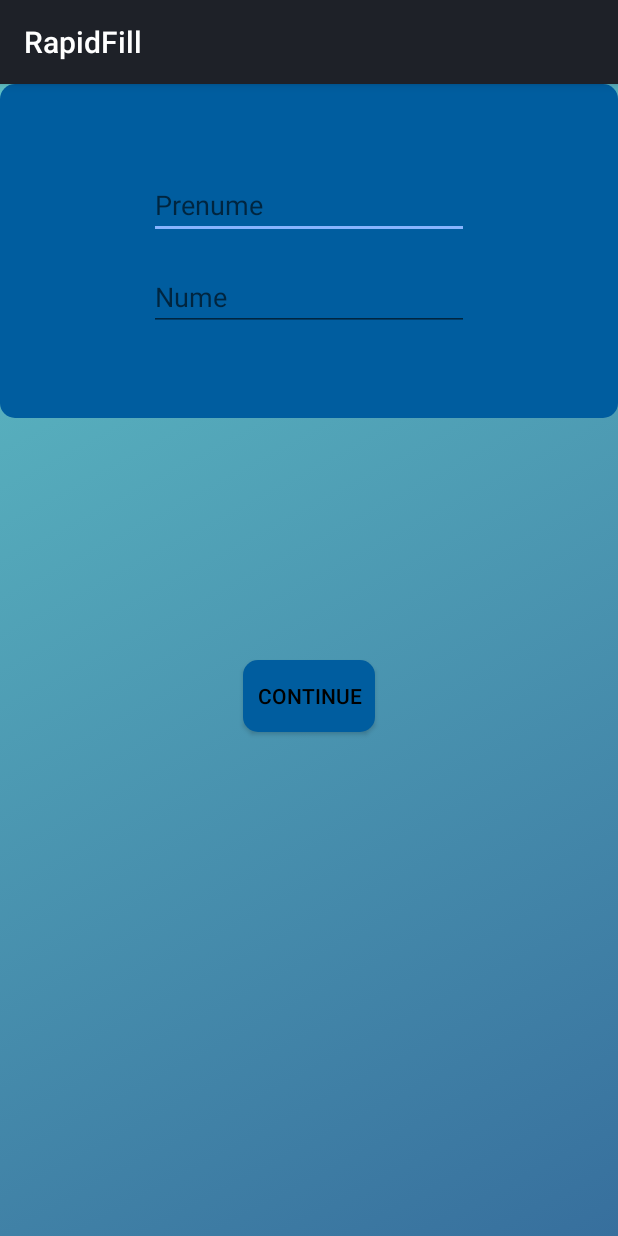
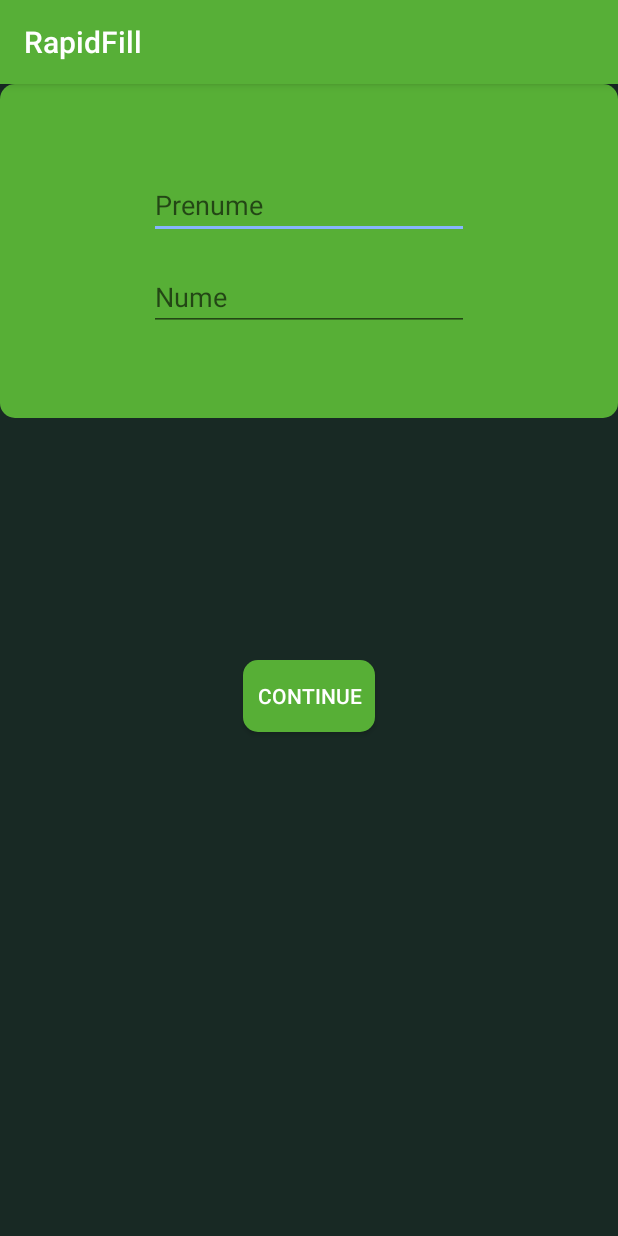
Before and after one commit to laur4444/RapidFill, an Android app: the CreateCustomer screen opened directly, with no data from a screen before it, on a phone screen of 412 x 824 dp. Run offline under Robolectric (Android 15) with nearby library versions, the phone set to English and light mode, and no system bars; our stand-ins replace Firebase (no records; nobody signed in at launch, a user with empty details on screens opened directly), Volley; libraries missing offline, so code that uses them is left out: com.braintreepayments.api.

```diff
--- a/app/src/main/res/drawable/gradient.xml
+++ b/app/src/main/res/drawable/gradient.xml
@@ -5,9 +5,9 @@
             xmlns:android="http://schemas.android.com/apk/res/android"
             android:shape="rectangle">
             <gradient
-                android:startColor="#376f9d"
-                android:endColor="#60c0c6"
-                android:angle="135" />
+                android:startColor="#182924"
+                android:endColor="#182924"
+                android:angle="90" />
         </shape>
     </item>
 </selector>
--- a/app/src/main/res/values/colors.xml
+++ b/app/src/main/res/values/colors.xml
@@ -1,11 +1,11 @@
 <?xml version="1.0" encoding="utf-8"?>
 <resources>
-    <color name="colorPrimary">#1e2128</color>
-    <color name="colorPrimaryDark">#1b1e25</color>
+    <color name="colorPrimary">#57af37</color>
+    <color name="colorPrimaryDark">#57af36</color>
     <color name="colorAccent">#87b4fe</color>
     <color name="colorBlack">#000000</color>
     <color name="colorWhite">#87b4fe</color>
-    <color name="colorButon">#005d9f</color>
-    <color name="colorText">#000000</color>
+    <color name="colorButon">#57af36</color>
+    <color name="colorText">#ffffff</color>
     <color name="bgColor">#2c2c34</color>
 </resources>
```
